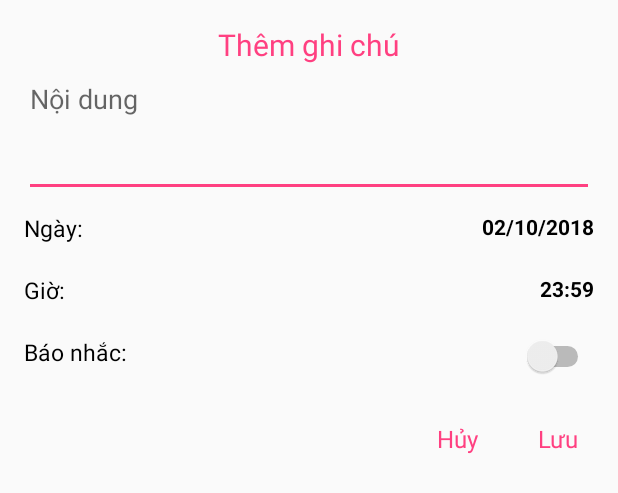
After one commit to trancaoviet7514/to-do-List, an Android app: the layout activity_add_task.xml on its own in the app's theme, with its tools: preview values and no code run, on a phone screen of 412 x 824 dp. The commit adds this screen. Shown: the top 493 px of the screen. Run offline under Robolectric (Android 15) with nearby library versions, the light colour scheme and no system bars.

Commit message:
Update struct code complete

```diff
--- a/app/build.gradle
+++ b/app/build.gradle
@@ -20,12 +20,16 @@ android {
 }
 
 dependencies {
+    //implementation 'com.android.support.constraint:constraint-layout:1.1.2'
     compile fileTree(dir: 'libs', include: ['*.jar'])
     androidTestCompile('com.android.support.test.espresso:espresso-core:2.2.2', {
         exclude group: 'com.android.support', module: 'support-annotations'
     })
+    //noinspection GradleCompatible
     compile 'com.android.support:appcompat-v7:25.2.0'
     compile 'com.android.support:design:25.2.0'
     compile 'com.github.twinkle942910:monthyearpicker:0.0.1'
     testCompile 'junit:junit:4.12'
+    compile 'com.android.support:appcompat-v7:23.0.1'
+    compile 'com.android.support:design:23.0.1'
 }
--- a/app/src/main/java/com/example/trancaoviet/myhelper/Task.java
+++ b/app/src/main/java/com/example/trancaoviet/myhelper/Task.java
@@ -1,9 +1,10 @@
 package com.example.trancaoviet.myhelper;
 
+import java.io.Serializable;
 import java.sql.Time;
 import java.util.Date;
 
-public class Task {
+public class Task implements Serializable{
 
     private int Id;
     private String Content;
--- /dev/null
+++ b/app/src/main/res/layout/activity_add_task.xml
@@ -0,0 +1,132 @@
+<?xml version="1.0" encoding="utf-8"?>
+<RelativeLayout xmlns:android="http://schemas.android.com/apk/res/android"
+    xmlns:tools="http://schemas.android.com/tools"
+    android:orientation="vertical"
+    android:id="@+id/activity_input"
+    android:layout_width="match_parent"
+    android:layout_height="match_parent"
+    android:paddingBottom="1dp"
+    android:paddingLeft="@dimen/activity_horizontal_margin"
+    android:paddingRight="@dimen/activity_horizontal_margin"
+    android:paddingTop="@dimen/activity_vertical_margin"
+    android:weightSum="1">
+
+    <TextView
+        android:layout_width="match_parent"
+        android:layout_height="wrap_content"
+        android:text="Thêm ghi chú"
+        android:id="@+id/textViewAddTask"
+        android:gravity="center"
+        android:textSize="20dp"
+        android:textColor="@color/colorAccent"/>
+
+    <EditText
+        android:id="@+id/edtTaskContent"
+        android:layout_width="match_parent"
+        android:layout_height="wrap_content"
+        android:layout_below="@+id/textViewAddTask"
+        android:layout_centerHorizontal="true"
+        android:layout_weight="0.13"
+
+        android:gravity="top|left"
+        android:hint="Nội dung"
+        android:inputType="textMultiLine"
+        android:lines="3"
+        android:maxLines="10"
+        android:minLines="3"
+        android:scrollbars="vertical"
+        android:singleLine="true" />
+
+    <TextView
+        android:layout_width="wrap_content"
+        android:layout_height="wrap_content"
+        android:layout_below="@+id/edtTaskContent"
+        android:layout_marginTop="10dp"
+        android:text="Ngày:"
+        android:textSize="15dp"
+        android:id="@+id/textViewNgay"
+        android:textColor="#000000"/>
+
+    <TextView
+        android:layout_width="wrap_content"
+        android:layout_height="wrap_content"
+        android:layout_alignParentEnd="true"
+        android:layout_below="@+id/edtTaskContent"
+        android:text="02/10/2018"
+        android:id="@+id/btnDate"
+        android:background="@null"
+        android:textAlignment="textEnd"
+        android:textColor="#000000"
+        android:layout_alignTop="@+id/textViewNgay"
+        android:textStyle="bold"/>
+
+    <TextView
+        android:layout_width="wrap_content"
+        android:layout_height="wrap_content"
+        android:layout_below="@id/textViewNgay"
+        android:layout_marginTop="20dp"
+        android:text="Giờ:"
+        android:textSize="15dp"
+        android:id="@+id/textViewGio"
+        android:textColor="#000000"/>
+
+    <TextView
+        android:layout_width="wrap_content"
+        android:layout_height="wrap_content"
+        android:layout_alignParentEnd="true"
+        android:layout_below="@+id/btnDate"
+        android:layout_alignTop="@+id/textViewGio"
+        android:text="23:59"
+        android:id="@+id/btnTime"
+        android:background="@null"
+        android:textAlignment="textEnd"
+        android:textColor="#000000"
+        android:textStyle="bold"/>
+
+    <TextView
+        android:id="@+id/textviewBaoNhac"
+        android:layout_width="wrap_content"
+        android:layout_height="wrap_content"
+        android:layout_below="@id/textViewGio"
+        android:layout_marginTop="20dp"
+        android:text="Báo nhắc:"
+        android:textSize="15dp"
+        android:textColor="#000000"/>
+
+    <Switch
+        android:layout_width="wrap_content"
+        android:layout_height="wrap_content"
+        android:layout_alignParentEnd="true"
+        android:layout_below="@+id/btnTime"
+        android:id="@+id/btnNotifycation"
+        android:checked="false"
+        android:textColorHighlight="@color/colorPrimary"
+        android:layout_alignTop="@+id/textviewBaoNhac"
+        android:textStyle="bold"
+        android:textColor="#000000"/>
+    <TextView
+        android:layout_width="wrap_content"
+        android:layout_height="wrap_content"
+        android:text="Hủy"
+        android:layout_below="@id/btnNotifycation"
+        android:layout_toLeftOf="@+id/btnSave"
+        android:layout_marginTop="20dp"
+        android:id="@+id/btnCancel"
+        android:background="@null"
+        android:textColor="@color/colorAccent"
+        android:padding="10dp"
+        android:textSize="16sp"
+        android:layout_marginRight="20dp"/>
+    <TextView
+        android:layout_width="wrap_content"
+        android:layout_height="wrap_content"
+        android:text="Lưu"
+        android:layout_below="@id/btnNotifycation"
+        android:layout_alignParentEnd="true"
+        android:layout_marginTop="20dp"
+        android:id="@+id/btnSave"
+        android:background="@null"
+        android:textColor="@color/colorAccent"
+        android:textSize="16sp"
+        android:padding="10dp"/>
+</RelativeLayout>
```
Also changed, not shown: app/src/main/AndroidManifest.xml (+6 -1 lines), app/src/main/java/com/example/trancaoviet/myhelper/AddTaskActivity.java (added, +145 -0 lines), app/src/main/java/com/example/trancaoviet/myhelper/MainActivity.java (+73 -156 lines), app/src/main/java/com/example/trancaoviet/myhelper/MonthYearPickerDialog.java (deleted, +0 -60 lines), app/src/main/java/com/example/trancaoviet/myhelper/Provider.java (+27 -32 lines), app/src/main/java/com/example/trancaoviet/myhelper/TaskAdapter.java (+24 -16 lines), app/src/main/java/com/example/trancaoviet/myhelper/Utils.java (added, +10 -0 lines), app/src/main/res/layout/content_main.xml (+16 -6 lines).
